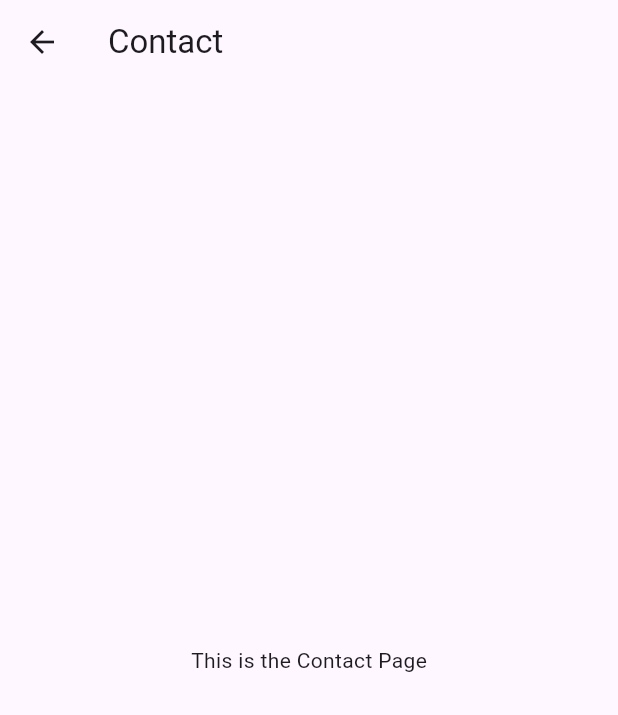
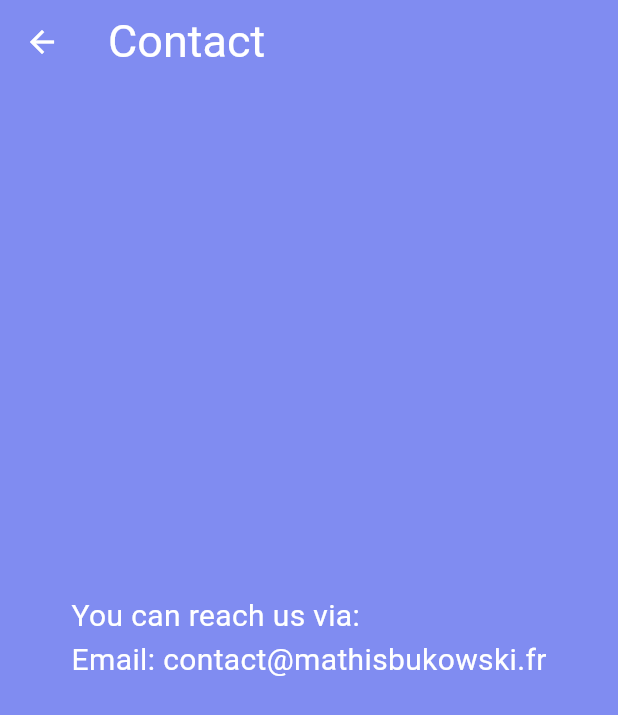
Before and after one commit to raph559/railess_app, a Flutter app: the screen it shows after launch, after a tap on the "menu" icon, after a tap on "Contact", on a phone screen of 412 x 824 dp. Shown: the top 715 px of the screen. Run offline on Flutter 3.47's test engine with Material 3 defaults, Android fonts, the phone set to English and light mode, and no system bars.

Commit message:
[+] Adding the about page, the contact page and adding a picture for the home

```diff
--- a/lib/contact_page.dart
+++ b/lib/contact_page.dart
@@ -1,16 +1,44 @@
 import 'package:flutter/material.dart';
+import 'custom_colors.dart';
 
-class ContactPage extends StatelessWidget {
-  const ContactPage({super.key});
+class ContactPage extends StatefulWidget {
+  final bool isDark;
+  final ValueChanged<bool> onThemeChanged;
 
+  const ContactPage({super.key, required this.isDark, required this.onThemeChanged});
+
+  @override
+  _ContactPageState createState() => _ContactPageState();
+}
+
+class _ContactPageState extends State<ContactPage> {
   @override
   Widget build(BuildContext context) {
     return Scaffold(
+      backgroundColor: CustomColors.background,
       appBar: AppBar(
-        title: const Text('Contact'),
+        backgroundColor: CustomColors.background,
+        iconTheme: IconThemeData(
+          color: widget.isDark ? Colors.black : Colors.white, // change your color here
+        ),
+        title: Text('Contact',
+          style: TextStyle(
+            fontSize: 30,
+            color: (widget.isDark ? Colors.black : Colors.white),
+          ),
+        ),
       ),
-      body: const Center(
-        child: Text('This is the Contact Page'),
+      body: Center(
+        child: Padding(
+          padding: const EdgeInsets.symmetric(horizontal: 20.0),
+          child: SingleChildScrollView(
+            child: Text(
+                "You can reach us via:\n"
+                "Email: contact@mathisbukowski.fr\n",
+              style: TextStyle( fontSize: 20.0, color: (widget.isDark ? Colors.black : Colors.white)),
+            ),
+          ),
+        ),
       ),
     );
   }
--- a/lib/home_page.dart
+++ b/lib/home_page.dart
@@ -13,8 +13,9 @@ class HomePage extends StatefulWidget {
 class _HomePageState extends State<HomePage> {
   @override
   Widget build(BuildContext context) {
-    return const Column(
+    return Column(
       children: [
+        Image.asset('assets/bg-home.jpg'),
         Text("Home Page here!"),
       ],
     );
--- a/lib/my_drawer.dart
+++ b/lib/my_drawer.dart
@@ -7,7 +7,7 @@ class MyDrawer extends StatelessWidget {
   final bool isDark;
   final ValueChanged<bool> onThemeChanged;
 
-  const MyDrawer({Key? key, required this.isDark, required this.onThemeChanged}) : super(key: key);
+  MyDrawer({Key? key, required this.isDark, required this.onThemeChanged}) : super(key: key);
 
   @override
   Widget build(BuildContext context) {
@@ -41,7 +41,7 @@ class MyDrawer extends StatelessWidget {
                     onTap: () {
                       Navigator.push(
                         context,
-                        MaterialPageRoute(builder: (context) => const AboutPage()),
+                        MaterialPageRoute(builder: (context) => AboutPage(isDark: isDark, onThemeChanged: onThemeChanged)),
                       );
                     },
                   ),
@@ -55,7 +55,7 @@ class MyDrawer extends StatelessWidget {
                     onTap: () {
                       Navigator.push(
                         context,
-                        MaterialPageRoute(builder: (context) => const ContactPage()),
+                        MaterialPageRoute(builder: (context) => ContactPage(isDark: isDark, onThemeChanged: onThemeChanged)),
                       );
                     },
                   ),
```
Also changed, not shown: lib/about_page.dart (+36 -5 lines).
